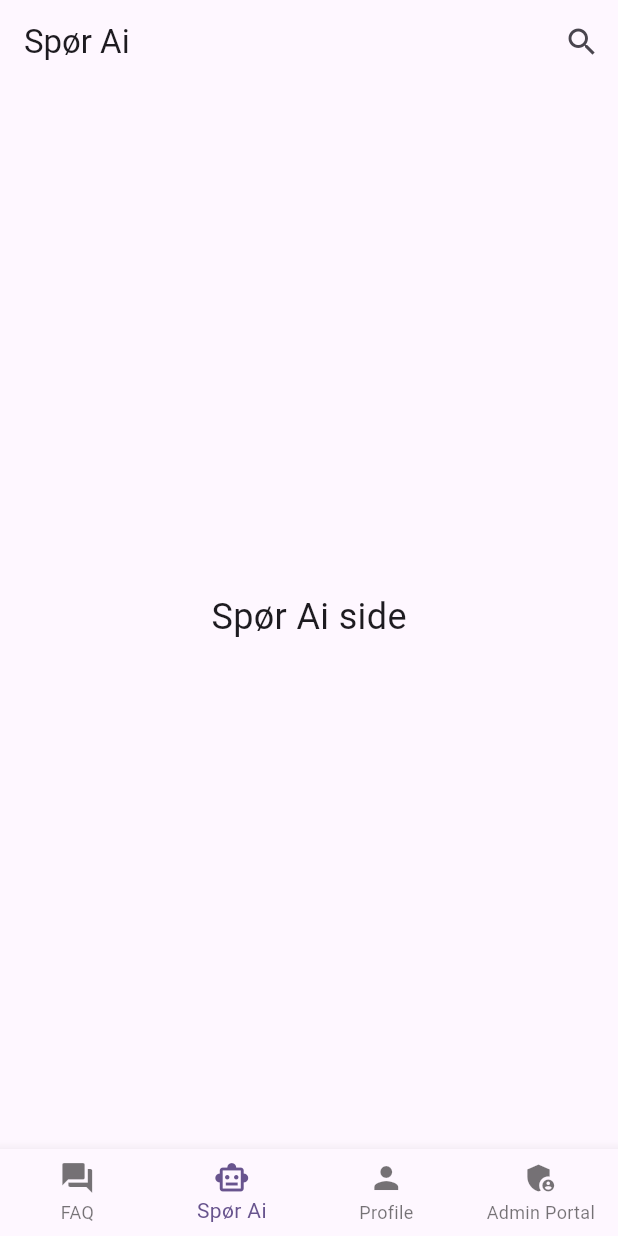
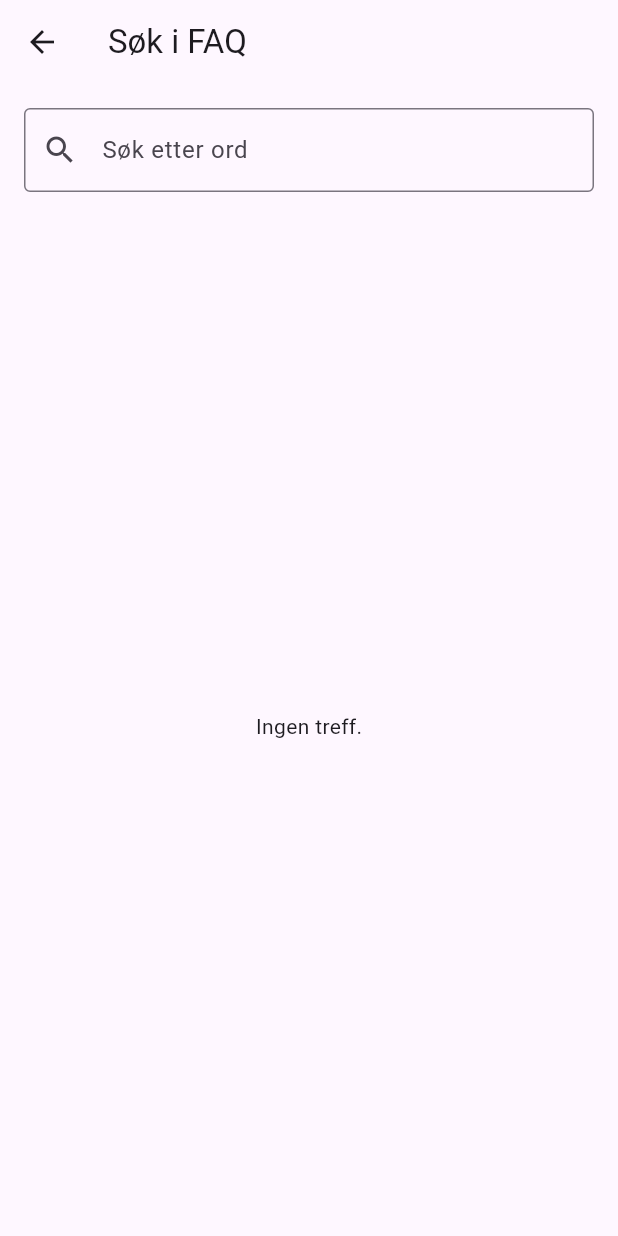
Before and after one commit to TobiasStokken/fagprove2025, a Flutter app: the screen it shows once a user with an empty profile is signed in, item 2 of the bottom bar chosen, after a tap on the "search" icon, on a phone screen of 412 x 824 dp. Run offline on Flutter 3.47's test engine with Material 3 defaults, Android fonts, the phone set to English and light mode, and no system bars; our stand-ins replace cloud_firestore, cloud_functions, firebase_auth, firebase_core, flutter_riverpod; accounts and stored records are empty.

Commit message:
create faq search

```diff
--- a/faq_app/lib/main.dart
+++ b/faq_app/lib/main.dart
@@ -1,6 +1,7 @@
 import 'package:faq_app/providers/isadmin_provider.dart';
 import 'package:faq_app/screens/admin_portal_screen.dart';
 import 'package:faq_app/screens/ask_ai_screen.dart';
+import 'package:faq_app/screens/faq_search_screen.dart';
 import 'package:flutter/material.dart';
 import 'package:firebase_core/firebase_core.dart';
 import 'package:firebase_auth/firebase_auth.dart';
@@ -101,7 +102,11 @@ class _MainNavigationPageState extends ConsumerState<MainNavigationPage> {
               IconButton(
                 icon: const Icon(Icons.search),
                 onPressed: () async {
-                  // TODO: Implement search functionality
+                  Navigator.of(context).push(
+                    MaterialPageRoute(
+                      builder: (context) => const FaqSearchScreen(),
+                    ),
+                  );
                 },
               ),
             ],
--- /dev/null
+++ b/faq_app/lib/screens/faq_search_screen.dart
@@ -0,0 +1,115 @@
+import 'package:flutter/material.dart';
+import 'package:flutter_riverpod/flutter_riverpod.dart';
+import 'package:faq_app/providers/faqdata_provider.dart';
+// import 'package:faq_app/widgets/faq_theme_card.dart'; // Ikke i bruk
+import 'package:faq_app/models/FAQ_models.dart';
+
+class FaqSearchScreen extends ConsumerStatefulWidget {
+  const FaqSearchScreen({super.key});
+
+  @override
+  ConsumerState<FaqSearchScreen> createState() => _FaqSearchScreenState();
+}
+
+class _FaqSearchScreenState extends ConsumerState<FaqSearchScreen> {
+  String _search = '';
+
+  @override
+  Widget build(BuildContext context) {
+    final faqDataAsync = ref.watch(faqDataProvider);
+    return Scaffold(
+      appBar: AppBar(
+        title: const Text('Søk i FAQ'),
+      ),
+      body: Column(
+        children: [
+          Padding(
+            padding: const EdgeInsets.all(16.0),
+            child: TextField(
+              decoration: const InputDecoration(
+                labelText: 'Søk etter ord',
+                border: OutlineInputBorder(),
+                prefixIcon: Icon(Icons.search),
+              ),
+              onChanged: (value) {
+                setState(() {
+                  _search = value.trim().toLowerCase();
+                });
+              },
+            ),
+          ),
+          Expanded(
+            child: faqDataAsync.when(
+              data: (faqData) {
+                final filtered = _search.isEmpty
+                    ? faqData
+                    : faqData
+                        .map((faq) {
+                          // Søk i tittel, beskrivelse og spørsmål
+                          final title = faq.theme.title.toLowerCase();
+                          final desc = faq.theme.description.toLowerCase();
+                          final matchingQuestions = faq.questions.where((q) {
+                            final question = q.question.toLowerCase();
+                            final answer = q.answer.toLowerCase();
+                            return question.contains(_search) ||
+                                answer.contains(_search);
+                          }).toList();
+                          final themeMatch =
+                              title.contains(_search) || desc.contains(_search);
+                          if (themeMatch || matchingQuestions.isNotEmpty) {
+                            // Returner FAQ med kun relevante spørsmål hvis søk på spørsmål
+                            return FAQ(
+                              theme: faq.theme,
+                              questions: themeMatch
+                                  ? faq.questions
+                                  : matchingQuestions,
+                            );
+                          }
+                          return null;
+                        })
+                        .whereType<FAQ>()
+                        .toList();
+                if (filtered.isEmpty) {
+                  return const Center(child: Text('Ingen treff.'));
+                }
+                return ListView.builder(
+                  itemCount: filtered.length,
+                  itemBuilder: (context, index) {
+                    final faq = filtered[index];
+                    return Card(
+                      margin: const EdgeInsets.symmetric(
+                          horizontal: 12, vertical: 8),
+                      child: Padding(
+                        padding: const EdgeInsets.all(16.0),
+                        child: Column(
+                          crossAxisAlignment: CrossAxisAlignment.start,
+                          children: [
+                            Text(faq.theme.title,
+                                style: const TextStyle(
+                                    fontSize: 18, fontWeight: FontWeight.bold)),
+                            const SizedBox(height: 4),
+                            Text(faq.theme.description,
+                                style: const TextStyle(color: Colors.black54)),
+                            if (faq.questions.isNotEmpty) ...[
+                              const Divider(height: 24),
+                              ...faq.questions.map((q) => ListTile(
+                                    title: Text(q.question),
+                                    subtitle: Text(q.answer),
+                                  )),
+                            ],
+                          ],
+                        ),
+                      ),
+                    );
+                  },
+                );
+              },
+              loading: () => const Center(child: CircularProgressIndicator()),
+              error: (e, st) => Center(child: Text('Noe gikk galt: $e')),
+            ),
+          ),
+        ],
+      ),
+    );
+  }
+}
```
